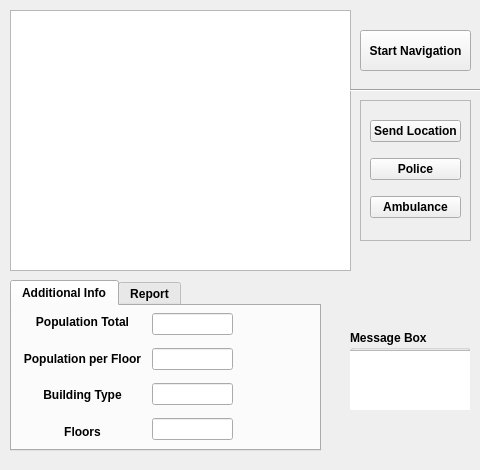
This is 2016_Group2_/EvaQ8/EvaQ8_dockwidget_base.ui in langelova/2016_Group2_ as Qt 5 draws it before an edit. The edited form follows.
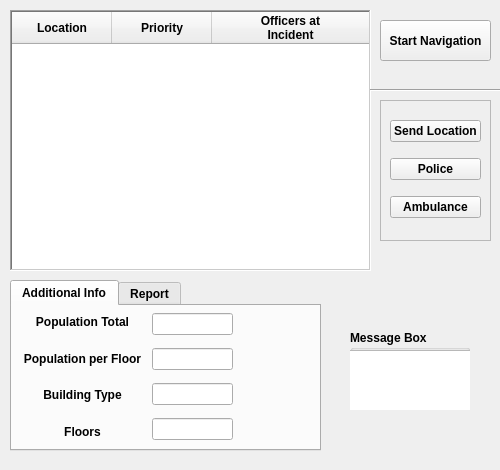
This is the edited form.

Commit message: Working main table + small changes of the interface

What changed in the file:
```diff
--- a/2016_Group2_/EvaQ8/EvaQ8_dockwidget_base.ui
+++ b/2016_Group2_/EvaQ8/EvaQ8_dockwidget_base.ui
@@ -6,19 +6,19 @@
    <rect>
     <x>0</x>
     <y>0</y>
-    <width>480</width>
+    <width>500</width>
     <height>470</height>
    </rect>
   </property>
   <property name="sizePolicy">
-   <sizepolicy hsizetype="Fixed" vsizetype="Fixed">
+   <sizepolicy hsizetype="Expanding" vsizetype="Expanding">
     <horstretch>0</horstretch>
     <verstretch>0</verstretch>
    </sizepolicy>
   </property>
   <property name="maximumSize">
    <size>
-    <width>480</width>
+    <width>500</width>
     <height>470</height>
    </size>
   </property>
@@ -38,30 +38,53 @@
      <rect>
       <x>10</x>
       <y>10</y>
-      <width>341</width>
+      <width>361</width>
       <height>261</height>
      </rect>
     </property>
     <property name="font">
      <font>
       <family>MS Shell Dlg 2</family>
+      <weight>75</weight>
+      <bold>true</bold>
      </font>
     </property>
+    <property name="layoutDirection">
+     <enum>Qt::LeftToRight</enum>
+    </property>
     <property name="autoFillBackground">
      <bool>false</bool>
     </property>
     <property name="inputMethodHints">
      <set>Qt::ImhNone</set>
     </property>
+    <property name="frameShape">
+     <enum>QFrame::WinPanel</enum>
+    </property>
+    <property name="lineWidth">
+     <number>1</number>
+    </property>
+    <property name="horizontalScrollBarPolicy">
+     <enum>Qt::ScrollBarAsNeeded</enum>
+    </property>
     <property name="selectionMode">
      <enum>QAbstractItemView::SingleSelection</enum>
     </property>
     <property name="selectionBehavior">
      <enum>QAbstractItemView::SelectRows</enum>
     </property>
+    <property name="showGrid">
+     <bool>true</bool>
+    </property>
+    <property name="gridStyle">
+     <enum>Qt::SolidLine</enum>
+    </property>
     <property name="rowCount">
      <number>0</number>
     </property>
+    <property name="columnCount">
+     <number>3</number>
+    </property>
     <attribute name="horizontalHeaderVisible">
      <bool>true</bool>
     </attribute>
@@ -71,6 +94,41 @@
     <attribute name="horizontalHeaderStretchLastSection">
      <bool>true</bool>
     </attribute>
+    <attribute name="verticalHeaderStretchLastSection">
+     <bool>true</bool>
+    </attribute>
+    <column>
+     <property name="text">
+      <string>Location</string>
+     </property>
+     <property name="textAlignment">
+      <set>AlignHCenter|AlignVCenter|AlignCenter</set>
+     </property>
+     <property name="background">
+      <color>
+       <red>255</red>
+       <green>255</green>
+       <blue>255</blue>
+      </color>
+     </property>
+    </column>
+    <column>
+     <property name="text">
+      <string>Priority</string>
+     </property>
+     <property name="textAlignment">
+      <set>AlignHCenter|AlignVCenter|AlignCenter</set>
+     </property>
+    </column>
+    <column>
+     <property name="text">
+      <string>Officers at
+Incident</string>
+     </property>
+     <property name="textAlignment">
+      <set>AlignHCenter|AlignVCenter|AlignCenter</set>
+     </property>
+    </column>
    </widget>
    <widget class="QTabWidget" name="tabWidget">
     <property name="geometry">
@@ -293,8 +351,8 @@
    <widget class="QPushButton" name="Navigation">
     <property name="geometry">
      <rect>
-      <x>360</x>
-      <y>30</y>
+      <x>380</x>
+      <y>20</y>
       <width>111</width>
       <height>41</height>
      </rect>
@@ -312,7 +370,7 @@
    <widget class="Line" name="line">
     <property name="geometry">
      <rect>
-      <x>350</x>
+      <x>370</x>
       <y>80</y>
       <width>131</width>
       <height>20</height>
@@ -325,7 +383,7 @@
    <widget class="QFrame" name="frame">
     <property name="geometry">
      <rect>
-      <x>360</x>
+      <x>380</x>
       <y>100</y>
       <width>111</width>
       <height>141</height>
```
The commit also changes 3 other files.
